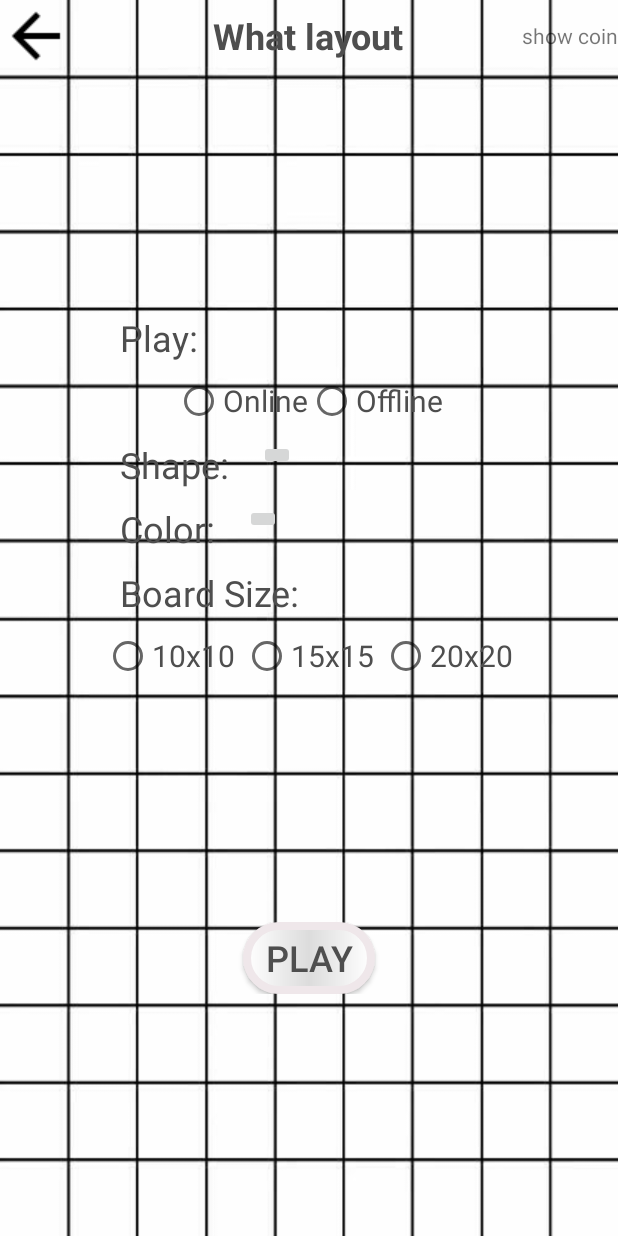
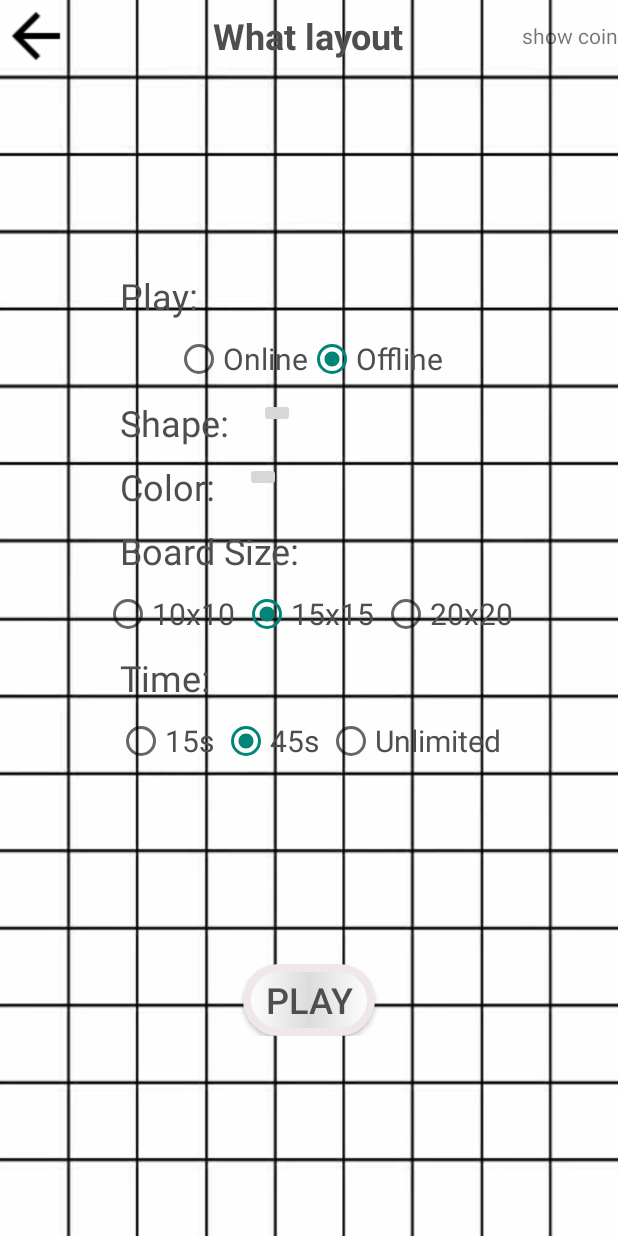
Before and after one commit to LT129/AndroidCaroProject, an Android app: the PvpFragment screen opened through its navigation route, on a phone screen of 412 x 824 dp. Run offline under Robolectric (Android 15) with nearby library versions, the phone set to English and light mode, and no system bars.

Commit message:
add code and fix bug

```diff
--- a/app/src/main/java/com/example/caroproject/MainActivity.java
+++ b/app/src/main/java/com/example/caroproject/MainActivity.java
@@ -17,6 +17,11 @@ public class MainActivity extends AppCompatActivity {
         setContentView(R.layout.activity_main);
         getWindow().setBackgroundDrawableResource(R.drawable.background_1);
     }
+    @Override
+    public void onBackPressed() {
+        //vô hiệu hóa nút back trên điện thoại để tránh lỗi không mong muốn
+        }
+
 
     @Override
     protected void onPause() {
--- a/app/src/main/java/com/example/caroproject/PvpFragment.java
+++ b/app/src/main/java/com/example/caroproject/PvpFragment.java
@@ -10,7 +10,6 @@ import android.view.LayoutInflater;
 import android.view.View;
 import android.view.ViewGroup;
 import android.widget.Button;
-import android.widget.CompoundButton;
 import android.widget.ImageButton;
 import android.widget.RadioButton;
 import android.widget.RadioGroup;
@@ -25,7 +24,7 @@ public class PvpFragment extends Fragment {
 
     private RadioGroup playMode;
     private RadioGroup boardSize;
-    private RadioButton rdoOffline, rdoOnline, rdoSize9, rdoSize15, rdoSize21;
+    private RadioButton rdoOffline, rdoOnline, rdoSize9, rdoSize15, rdoSize21, time15, time45, timeUnlimited;
 
     private ImageButton chooseShape;
     private ImageButton chooseColor;
@@ -97,6 +96,9 @@ public class PvpFragment extends Fragment {
         rdoSize9=view.findViewById(R.id.boardSize9);
         rdoSize15=view.findViewById(R.id.boardSize15);
         rdoSize21=view.findViewById(R.id.boardSize21);
+        time45=view.findViewById(R.id.time45sPVE);
+        time15=view.findViewById(R.id.time15sPVE);
+        timeUnlimited=view.findViewById(R.id.timeUnlimitedPVE);
         btnPlay.setOnClickListener(new View.OnClickListener() {
             @Override
             public void onClick(View v) {
@@ -113,8 +115,18 @@ public class PvpFragment extends Fragment {
                 } else{
                     sizeBoard=20;
                 }
+                int time;
+                if(time15.isChecked()){
+                    time=16000;
+                } else if (time45.isChecked()) {
+                    time=46000;
+                }else{
+                    time=-1;
+                }
                 bundle.putInt("sizeBoard", sizeBoard);
-                if(rdoOffline.isChecked()&&(rdoSize21.isChecked()||rdoSize15.isChecked()||rdoSize9.isChecked())) {
+                bundle.putInt("time", time);
+                if(rdoOffline.isChecked()&&(rdoSize21.isChecked()||rdoSize15.isChecked()||rdoSize9.isChecked())
+                        &&(time15.isChecked()||time45.isChecked()||timeUnlimited.isChecked())) {
                     NavController navController = Navigation.findNavController(v);
                     navController.navigate(R.id.action_pvpFragment_to_inGameFragment, bundle);
                 }
--- a/app/src/main/res/layout/fragment_pvp.xml
+++ b/app/src/main/res/layout/fragment_pvp.xml
@@ -68,6 +68,7 @@
                 android:layout_width="wrap_content"
                 android:layout_height="wrap_content"
                 android:textSize="20sp"
+                android:checked="true"
                 android:textColor="@color/word_color_gray"
                 android:text="@string/offline"/>
         </RadioGroup>
@@ -149,6 +150,7 @@
                 android:layout_width="wrap_content"
                 android:layout_height="wrap_content"
                 android:textSize="20sp"
+                android:checked="true"
                 android:layout_marginRight="5dp"
                 android:textColor="@color/word_color_gray"
                 android:text="15x15"/>
@@ -160,6 +162,52 @@
                 android:textSize="20sp"
                 android:textColor="@color/word_color_gray"
                 android:text="20x20"/>
+        </RadioGroup>
+        <TextView
+            android:layout_width="match_parent"
+            android:layout_height="wrap_content"
+            android:layout_gravity="center"
+            android:layout_marginLeft="80dp"
+            android:layout_marginRight="80dp"
+            android:layout_marginBottom="10dp"
+            android:textSize="24sp"
+            android:layout_marginTop="10dp"
+            android:textColor="@color/word_color_gray"
+            android:text="Time:"/>
+
+        <RadioGroup
+            android:id="@+id/timePVE"
+            android:layout_width="wrap_content"
+            android:layout_height="wrap_content"
+            android:layout_gravity="center"
+            android:orientation="horizontal">
+
+            <RadioButton
+                android:id="@+id/time15sPVE"
+                android:layout_width="wrap_content"
+                android:layout_height="wrap_content"
+                android:textSize="20sp"
+                android:textColor="@color/word_color_gray"
+                android:layout_marginRight="5dp"
+                android:text="15s"/>
+
+            <RadioButton
+                android:id="@+id/time45sPVE"
+                android:layout_width="wrap_content"
+                android:layout_height="wrap_content"
+                android:textSize="20sp"
+                android:layout_marginRight="5dp"
+                android:checked="true"
+                android:textColor="@color/word_color_gray"
+                android:text="45s"/>
+
+            <RadioButton
+                android:id="@+id/timeUnlimitedPVE"
+                android:layout_width="wrap_content"
+                android:layout_height="wrap_content"
+                android:textSize="20sp"
+                android:textColor="@color/word_color_gray"
+                android:text="Unlimited"/>
         </RadioGroup>
         <View
             android:layout_width="wrap_content"
```
Also changed, not shown: app/src/main/java/com/example/caroproject/InGameAIFragment.java (+15 -11 lines), app/src/main/java/com/example/caroproject/InGameFragment.java (+18 -11 lines), app/src/main/java/com/example/caroproject/PveFragment.java (+15 -2 lines), app/src/main/res/layout/fragment_pve.xml (+47 -0 lines).
